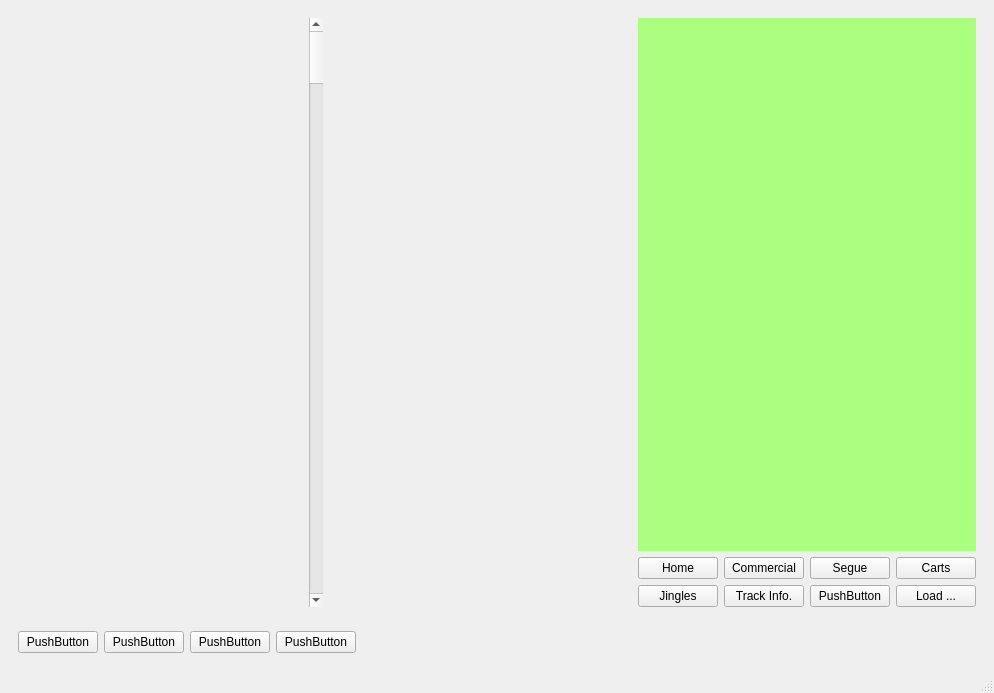
Old version of the form rave/OATS/mainwindow.ui in the repository pgathogo/raven.
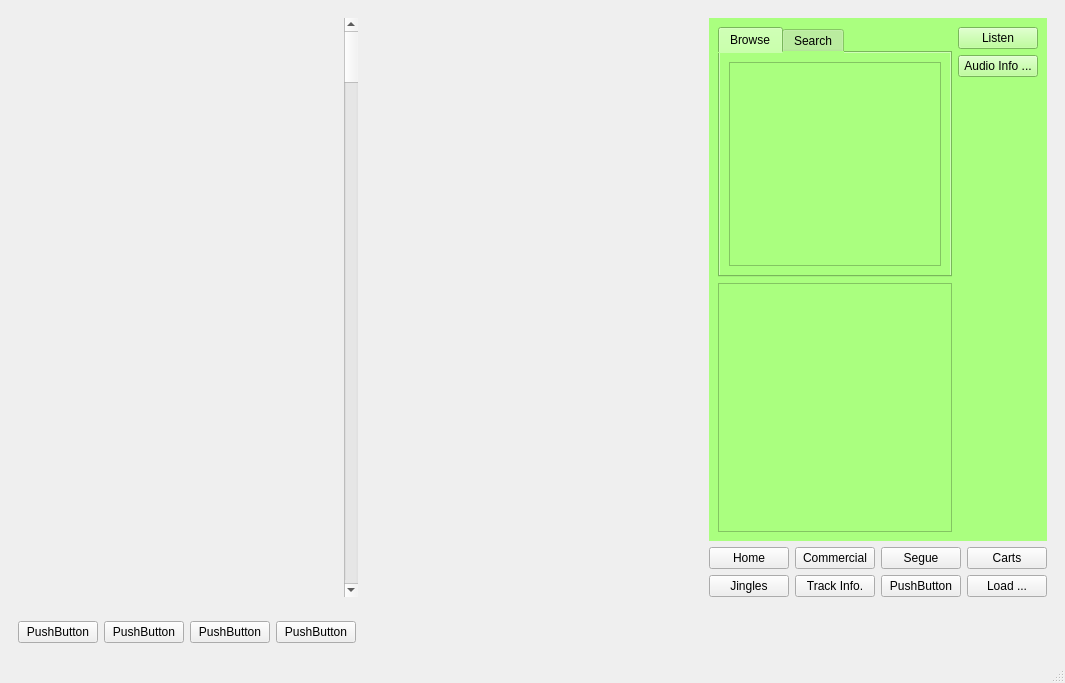
New version of the form. The open tabs and pages were chosen to show the change.

Commit message:
OATS: Added audio folder widget.
Added audio folder widget in the controls tab widget.
Also did basic UI cleaning so as to render the playlist items
correctly.

```diff
--- a/rave/OATS/mainwindow.ui
+++ b/rave/OATS/mainwindow.ui
@@ -6,8 +6,8 @@
    <rect>
     <x>0</x>
     <y>0</y>
-    <width>994</width>
-    <height>693</height>
+    <width>1065</width>
+    <height>683</height>
    </rect>
   </property>
   <property name="windowTitle">
@@ -45,6 +45,12 @@
            </item>
            <item>
             <widget class="QScrollBar" name="gridScroll">
+             <property name="maximum">
+              <number>20</number>
+             </property>
+             <property name="pageStep">
+              <number>2</number>
+             </property>
              <property name="orientation">
               <enum>Qt::Vertical</enum>
              </property>
@@ -114,7 +120,77 @@
                <widget class="QWidget" name="pgJingle"/>
                <widget class="QWidget" name="pgTrackInfo"/>
                <widget class="QWidget" name="page"/>
-               <widget class="QWidget" name="pgLoad"/>
+               <widget class="QWidget" name="pgLoad">
+                <layout class="QVBoxLayout" name="verticalLayout_8">
+                 <item>
+                  <layout class="QHBoxLayout" name="horizontalLayout_3">
+                   <item>
+                    <layout class="QVBoxLayout" name="verticalLayout_7">
+                     <item>
+                      <widget class="QTabWidget" name="twLoad">
+                       <property name="currentIndex">
+                        <number>1</number>
+                       </property>
+                       <widget class="QWidget" name="tab">
+                        <attribute name="title">
+                         <string>Browse</string>
+                        </attribute>
+                        <layout class="QVBoxLayout" name="verticalLayout_5">
+                         <item>
+                          <widget class="QTreeView" name="tvFolder"/>
+                         </item>
+                        </layout>
+                       </widget>
+                       <widget class="QWidget" name="tab_2">
+                        <attribute name="title">
+                         <string>Search</string>
+                        </attribute>
+                       </widget>
+                      </widget>
+                     </item>
+                     <item>
+                      <widget class="QTableView" name="tvTracks"/>
+                     </item>
+                     <item>
+                      <layout class="QHBoxLayout" name="hlLetterFilter"/>
+                     </item>
+                    </layout>
+                   </item>
+                   <item>
+                    <layout class="QVBoxLayout" name="vlAudioInfo">
+                     <item>
+                      <widget class="QPushButton" name="btnListen">
+                       <property name="text">
+                        <string>Listen</string>
+                       </property>
+                      </widget>
+                     </item>
+                     <item>
+                      <widget class="QPushButton" name="btnAudioInfo">
+                       <property name="text">
+                        <string>Audio Info ...</string>
+                       </property>
+                      </widget>
+                     </item>
+                     <item>
+                      <spacer name="verticalSpacer">
+                       <property name="orientation">
+                        <enum>Qt::Vertical</enum>
+                       </property>
+                       <property name="sizeHint" stdset="0">
+                        <size>
+                         <width>20</width>
+                         <height>40</height>
+                        </size>
+                       </property>
+                      </spacer>
+                     </item>
+                    </layout>
+                   </item>
+                  </layout>
+                 </item>
+                </layout>
+               </widget>
               </widget>
              </item>
             </layout>
```
Left out of the diff: 8 changed lines with no effect on the pictures. The commit also changes 27 other files.
